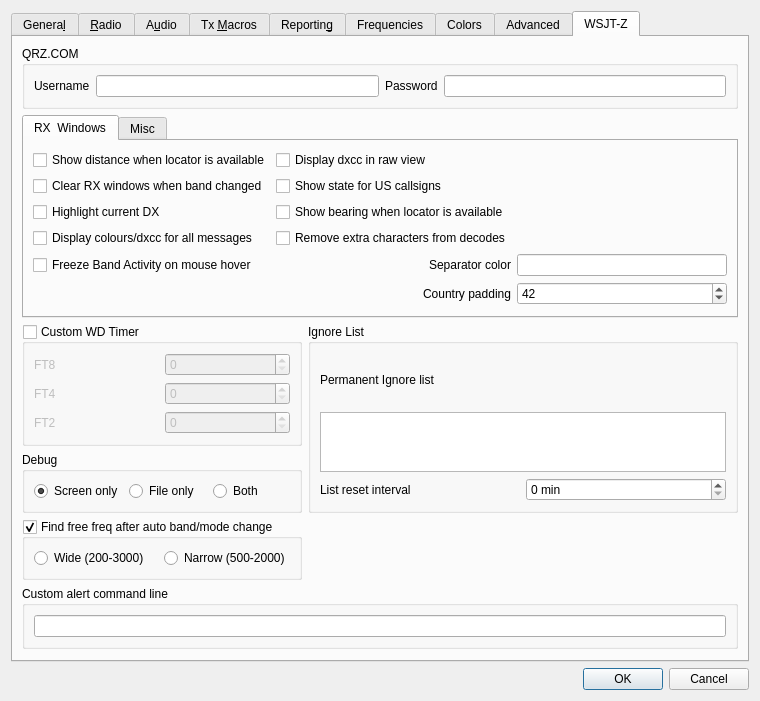
Qt form Configuration.ui (SpudGunMan/WSJT-Zed) before a commit.
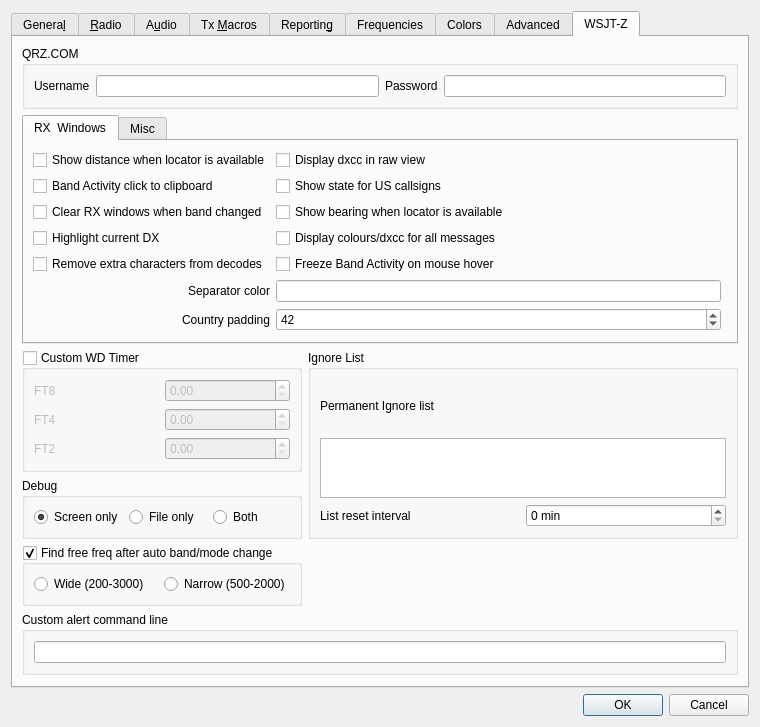
The same form after that commit. Custom widgets are drawn as their Qt base class.

```diff
--- a/Configuration.ui
+++ b/Configuration.ui
@@ -1970,7 +1970,7 @@
          <property name="title">
           <string>Network Services</string>
          </property>
-         <layout class="QHBoxLayout" name="horizontalLayout_22">
+         <layout class="QVBoxLayout" name="verticalLayout_network_services">
           <item>
            <widget class="QCheckBox" name="psk_reporter_check_box">
             <property name="toolTip">
@@ -1991,6 +1991,41 @@
             </property>
            </widget>
           </item>
+          <item>
+           <widget class="QCheckBox" name="psk_reporter_band_activity_check_box">
+            <property name="toolTip">
+             <string>&lt;html&gt;&lt;head/&gt;&lt;body&gt;&lt;p&gt;Enable PSK Reporter band activity feedback so data is passed automatically without opening the PSK Reporter window.&lt;/p&gt;&lt;/body&gt;&lt;/html&gt;</string>
+            </property>
+            <property name="text">
+             <string>Enable PSK Reporter band activity feedback</string>
+            </property>
+           </widget>
+          </item>
+          <item>
+           <layout class="QHBoxLayout" name="horizontalLayout_decoded_text_highlight_style">
+            <item>
+             <widget class="QLabel" name="label_decoded_text_highlight_style">
+              <property name="text">
+               <string>Decoded text highlight style:</string>
+              </property>
+             </widget>
+            </item>
+            <item>
+             <widget class="QComboBox" name="decoded_text_highlight_style_combo_box">
+              <item>
+               <property name="text">
+                <string>Underline</string>
+               </property>
+              </item>
+              <item>
+               <property name="text">
+                <string>Bold</string>
+               </property>
+              </item>
+             </widget>
+            </item>
+           </layout>
+          </item>
          </layout>
         </widget>
        </item>
@@ -3622,16 +3657,6 @@
            <string>RX  Windows</string>
           </attribute>
           <layout class="QGridLayout" name="gridLayout_21">
-           <item row="6" column="1">
-            <widget class="QLabel" name="label_23">
-             <property name="text">
-              <string>Country padding</string>
-             </property>
-             <property name="alignment">
-              <set>Qt::AlignRight|Qt::AlignTrailing|Qt::AlignVCenter</set>
-             </property>
-            </widget>
-           </item>
            <item row="0" column="0">
             <widget class="QCheckBox" name="cb_showDistance">
              <property name="toolTip">
@@ -3649,7 +3674,21 @@
              </property>
             </widget>
            </item>
-           <item row="4" column="1">
+            <item row="1" column="0">
+            <widget class="QCheckBox" name="cb_copyOnClickBA">
+                <property name="text">
+                <string>Band Activity click to clipboard</string>
+                </property>
+            </widget>
+            </item>
+           <item row="1" column="1" colspan="2">
+            <widget class="QCheckBox" name="cb_showState">
+             <property name="text">
+              <string>Show state for US callsigns</string>
+             </property>
+            </widget>
+           </item>
+           <item row="5" column="0">
             <widget class="QCheckBox" name="cb_removeExtra">
              <property name="toolTip">
               <string>&lt;html&gt;&lt;head/&gt;&lt;body&gt;&lt;p&gt;Remove extra characters from decode lines like &amp;quot;a1&amp;quot;, &amp;quot;a7&amp;quot;, etc.&lt;/p&gt;&lt;/body&gt;&lt;/html&gt;</string>
@@ -3659,7 +3698,7 @@
              </property>
             </widget>
            </item>
-           <item row="3" column="1" colspan="2">
+           <item row="2" column="1" colspan="2">
             <widget class="QCheckBox" name="cb_showBearing">
              <property name="text">
               <string>Show bearing when locator is available</string>
@@ -3673,27 +3712,13 @@
              </property>
             </widget>
            </item>
-           <item row="5" column="0">
+           <item row="5" column="1" colspan="2">
             <widget class="QCheckBox" name="cb_freezeBA">
              <property name="text">
               <string>Freeze Band Activity on mouse hover</string>
              </property>
             </widget>
            </item>
-           <item row="5" column="2">
-            <widget class="QLineEdit" name="le_separatorColor">
-             <property name="text">
-              <string/>
-             </property>
-            </widget>
-           </item>
-           <item row="2" column="1" colspan="2">
-            <widget class="QCheckBox" name="cb_showState">
-             <property name="text">
-              <string>Show state for US callsigns</string>
-             </property>
-            </widget>
-           </item>
            <item row="3" column="0">
             <widget class="QCheckBox" name="cb_highlightDX">
              <property name="toolTip">
@@ -3704,7 +3729,7 @@
              </property>
             </widget>
            </item>
-           <item row="4" column="0">
+           <item row="3" column="1" colspan="2">
             <widget class="QCheckBox" name="cb_colourAll">
              <property name="toolTip">
               <string>&lt;html&gt;&lt;head/&gt;&lt;body&gt;&lt;p&gt;Colour and show dxcc for all messages, not just CQ.&lt;/p&gt;&lt;/body&gt;&lt;/html&gt;</string>
@@ -3714,7 +3739,7 @@
              </property>
             </widget>
            </item>
-           <item row="5" column="1">
+           <item row="6" column="0">
             <widget class="QLabel" name="label_22">
              <property name="text">
               <string>Separator color</string>
@@ -3724,7 +3749,24 @@
              </property>
             </widget>
            </item>
-           <item row="6" column="2">
+           <item row="6" column="1">
+            <widget class="QLineEdit" name="le_separatorColor">
+             <property name="text">
+              <string/>
+             </property>
+            </widget>
+           </item>
+           <item row="7" column="0">
+            <widget class="QLabel" name="label_23">
+             <property name="text">
+              <string>Country padding</string>
+             </property>
+             <property name="alignment">
+              <set>Qt::AlignRight|Qt::AlignTrailing|Qt::AlignVCenter</set>
+             </property>
+            </widget>
+           </item>
+           <item row="7" column="1">
             <widget class="QSpinBox" name="sb_padding">
              <property name="value">
               <number>42</number>
@@ -3904,7 +3946,14 @@
            </widget>
           </item>
           <item row="0" column="1">
-           <widget class="QSpinBox" name="sb_WD_FT8"/>
+           <widget class="QDoubleSpinBox" name="sb_WD_FT8">
+            <property name="decimals">
+             <number>2</number>
+            </property>
+            <property name="singleStep">
+             <double>0.250000000000000</double>
+            </property>
+           </widget>
           </item>
           <item row="0" column="0">
            <widget class="QLabel" name="label_16">
@@ -3914,7 +3963,14 @@
            </widget>
           </item>
           <item row="1" column="1">
-           <widget class="QSpinBox" name="sb_WD_FT4"/>
+           <widget class="QDoubleSpinBox" name="sb_WD_FT4">
+            <property name="decimals">
+             <number>2</number>
+            </property>
+            <property name="singleStep">
+             <double>0.250000000000000</double>
+            </property>
+           </widget>
           </item>
           <item row="2" column="0">
            <widget class="QLabel" name="label_WD_FT2">
@@ -3924,7 +3980,14 @@
            </widget>
           </item>
           <item row="2" column="1">
-           <widget class="QSpinBox" name="sb_WD_FT2"/>
+           <widget class="QDoubleSpinBox" name="sb_WD_FT2">
+            <property name="decimals">
+             <number>2</number>
+            </property>
+            <property name="singleStep">
+             <double>0.250000000000000</double>
+            </property>
+           </widget>
           </item>
          </layout>
         </widget>
```
